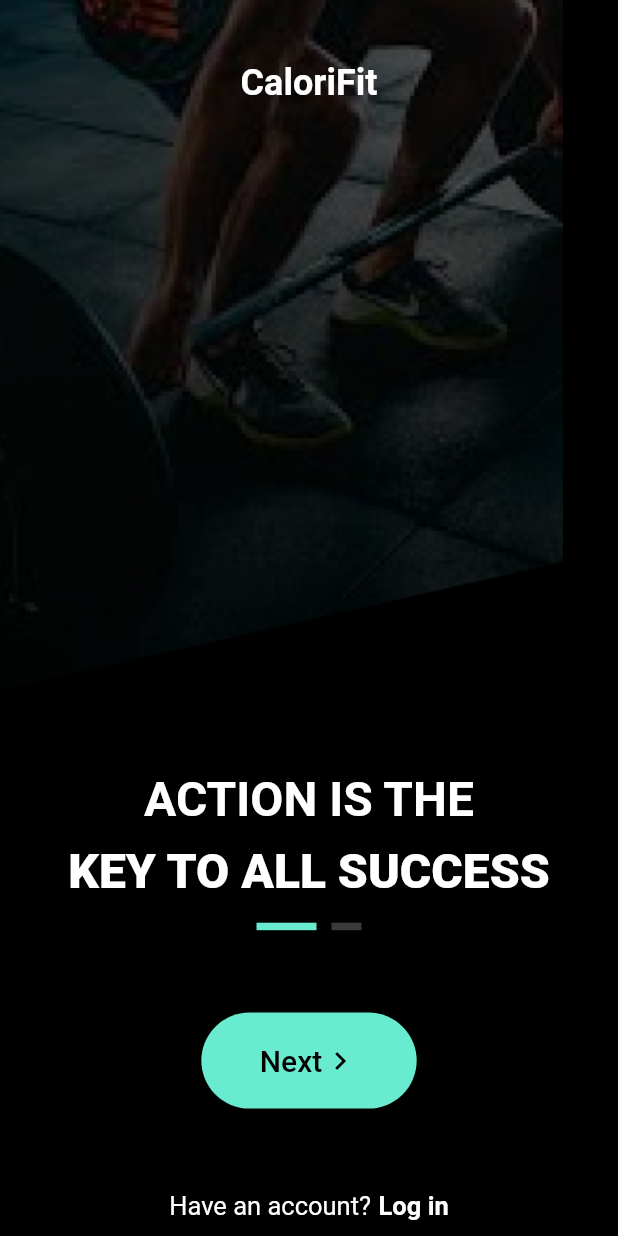
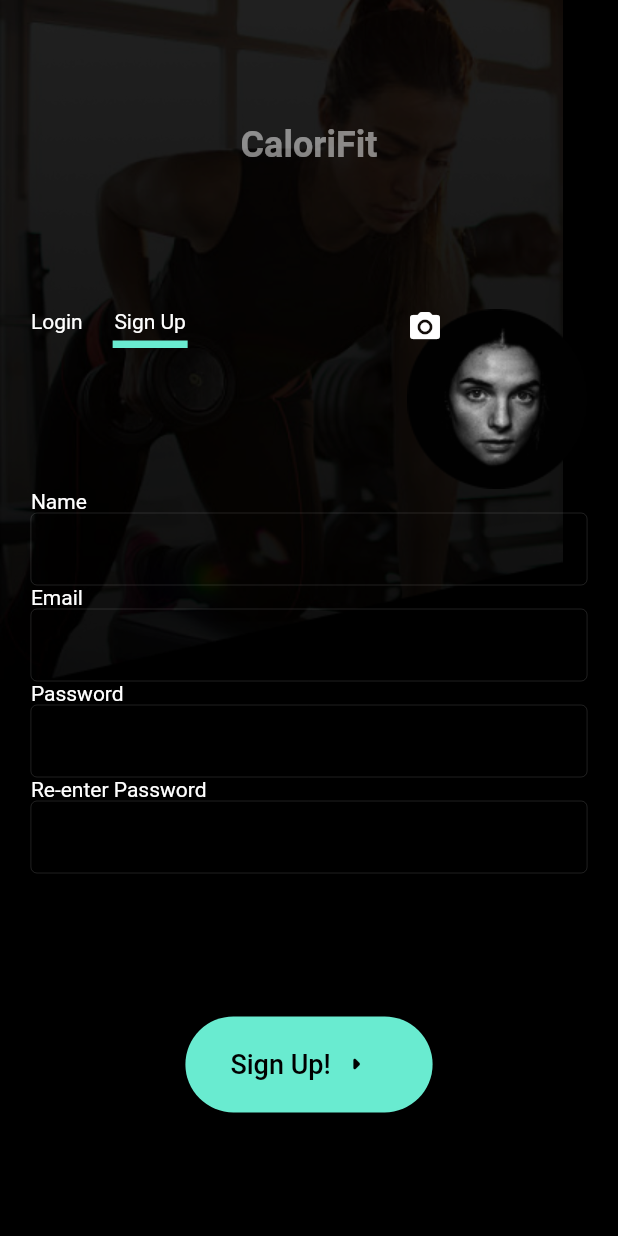
Before and after one commit to deadinside1880/CaloriFit, a Flutter app: the OnboardingScreen screen opened directly, after a tap on "Next", on a phone screen of 412 x 824 dp. Run offline on Flutter 3.47's test engine with Material 2 defaults, Android fonts, the phone set to English and light mode, and no system bars.

Commit message:
initial sign up page

```diff
--- a/lib/Widgets/CaloriFitTitle.dart
+++ b/lib/Widgets/CaloriFitTitle.dart
@@ -2,14 +2,15 @@ import 'package:flutter/src/widgets/framework.dart';
 import 'package:flutter/material.dart';
 
 class CaloriFitTitle extends StatelessWidget {
-  const CaloriFitTitle({super.key});
+  final Color color;
+  const CaloriFitTitle({super.key, required this.color});
 
   @override
   Widget build(BuildContext context) {
-    return const Text(
+    return Text(
                             "CaloriFit",
                             textAlign: TextAlign.center,
-                            style: TextStyle(fontSize: 24, fontWeight: FontWeight.bold, color: Colors.white),
+                            style: TextStyle(fontSize: 24, fontWeight: FontWeight.bold, color: color),
                              );
   }
 }
--- /dev/null
+++ b/lib/Widgets/TextInputField.dart
@@ -0,0 +1,35 @@
+import 'package:flutter/material.dart';
+
+class TextInputField extends StatelessWidget {
+  final TextEditingController tec;
+  final bool isPass;
+  final String hintText;
+  final TextInputType tit;
+
+  const TextInputField(
+      {Key? key,
+      this.hintText = "",
+      this.isPass = false,
+      required this.tec,
+      required this.tit})
+      : super(key: key);
+
+  @override
+  Widget build(BuildContext context) {
+    final inputBorder =
+        OutlineInputBorder(borderSide: Divider.createBorderSide(context));
+    return TextField(
+      controller: tec,
+      decoration: InputDecoration(
+        hintText: hintText,
+        border: inputBorder,
+        focusedBorder: inputBorder,
+        enabledBorder: inputBorder,
+        filled: false,
+        contentPadding: const EdgeInsets.all(8),
+      ),
+      obscureText: isPass,
+      keyboardType: tit,
+    );
+  }
+}
--- a/lib/screens/launchscreen.dart
+++ b/lib/screens/launchscreen.dart
@@ -21,7 +21,7 @@ class LaunchScreen extends StatelessWidget {
                             flex: 1,
                             child: Container(),
                             ),
-                        const CaloriFitTitle(),
+                        const CaloriFitTitle(color: Colors.white),
                         SizedBox(height: MediaQuery.of(context).size.height/25),
                         const Text("Not your average calorie counting app", style: onboardingText, textAlign: TextAlign.center,),
                         SizedBox(height: MediaQuery.of(context).size.height/10),
--- a/lib/screens/onboarding.dart
+++ b/lib/screens/onboarding.dart
@@ -1,4 +1,5 @@
 import 'package:calori_fit/Widgets/CaloriFitTitle.dart';
+import 'package:calori_fit/screens/signupscreen.dart';
 import 'package:calori_fit/styles/Colors.dart';
 import 'package:calori_fit/styles/Styles.dart';
 import 'package:flutter/material.dart';
@@ -27,7 +28,7 @@ class _OnboardingScreenState extends State<OnboardingScreen> {
                   crossAxisAlignment: CrossAxisAlignment.center,
                   children: [
                     SizedBox(height: MediaQuery.of(context).size.width/10),
-                    const CaloriFitTitle(),
+                    const CaloriFitTitle(color: Colors.white),
                     Flexible(flex: 1, child: Container()),
                     const Text("ACTION IS THE", style: onboardingText, textAlign: TextAlign.center),
                     const SizedBox(height: 10),
@@ -51,7 +52,7 @@ class _OnboardingScreenState extends State<OnboardingScreen> {
                     Container(
                       padding: EdgeInsets.symmetric(horizontal: MediaQuery.of(context).size.width/4 -10),
                       child: InkWell(
-                        onTap: () {},
+                        onTap: () => Navigator.of(context).push(MaterialPageRoute(builder: (context)=> const SignUpScreen())),
                         child: Container(
 
                           padding: const EdgeInsets.symmetric(vertical: 20),
@@ -67,7 +68,7 @@ class _OnboardingScreenState extends State<OnboardingScreen> {
                                   fontWeight: FontWeight.w500),
                                 textAlign: TextAlign.center
                               ),
-                              Icon(Icons.keyboard_arrow_right, color: Colors.black,)
+                              Icon(Icons.arrow_right_rounded, color: Colors.black,)
                                 ]
                           ),
                         ),
--- /dev/null
+++ b/lib/screens/signupscreen.dart
@@ -0,0 +1,89 @@
+import 'package:calori_fit/Widgets/CaloriFitTitle.dart';
+import 'package:calori_fit/Widgets/TextInputField.dart';
+import 'package:calori_fit/styles/Styles.dart';
+import 'package:flutter/material.dart';
+
+import '../styles/Colors.dart';
+
+class SignUpScreen extends StatefulWidget {
+  const SignUpScreen({super.key});
+
+  @override
+  State<SignUpScreen> createState() => _SignUpScreenState();
+}
+
+class _SignUpScreenState extends State<SignUpScreen> {
+  final TextEditingController _nameController = TextEditingController();
+  final TextEditingController _emailController = TextEditingController();
+  final TextEditingController _passwordController = TextEditingController();
+  final TextEditingController _passwordAgainController = TextEditingController();
+  @override
+  Widget build(BuildContext context) {
+    return Scaffold(
+      body: Stack(
+        children: [
+          const Image(image: AssetImage("lib/assets/Background3.png")),
+          Container(
+            padding: EdgeInsets.symmetric(horizontal: MediaQuery.of(context).size.width/20),
+            child: Column(
+              crossAxisAlignment: CrossAxisAlignment.start,
+              children: [
+                SizedBox(height: MediaQuery.of(context).size.height/10),
+                const Center(child: CaloriFitTitle(color: Color.fromRGBO(255, 255, 255, 0.5))),
+                Flexible(flex:1, child: Container()),
+                Row(
+                  crossAxisAlignment: CrossAxisAlignment.start,
+                  children: [
+                    const Text("Login"),
+                    const SizedBox(width: 20,),
+                    Column(
+                      children: [
+                        const Text("Sign Up"),
+                        const SizedBox(height: 5,),
+                        Container(color: maingreen,width: 50,height: 5,)
+                      ],
+                    ),
+                    Flexible(child: Container(),),
+                    Stack(
+                      children: const [
+                        Image(image: AssetImage("lib/assets/DefaultPP.png")),
+                        Icon(Icons.camera_alt_rounded)
+                      ],
+                    )
+                  ],
+                ),
+                const Text("Name", textAlign: TextAlign.start,),
+                TextInputField( tec: _nameController, tit: TextInputType.text),
+                const Text("Email", textAlign: TextAlign.start,),
+                TextInputField( tec: _emailController, tit: TextInputType.emailAddress),
+                const Text("Password", textAlign: TextAlign.start,),
+                TextInputField( tec: _passwordController, tit: TextInputType.text, isPass: true),
+                const Text("Re-enter Password", textAlign: TextAlign.start,),
+                TextInputField( tec: _passwordAgainController, tit: TextInputType.text, isPass: true,),
+                Flexible(flex: 1, child: Container()),
+                Container(
+                  padding: EdgeInsets.symmetric(horizontal: MediaQuery.of(context).size.width/4),
+                  child: InkWell(
+                    onTap: () {},
+                    child: Container(
+                      padding: const EdgeInsets.symmetric(horizontal: 30, vertical: 20),
+                      decoration: buttonShapeDecor,
+                      child:  Row(
+                        children: const [
+                          Text("Sign Up!", style: TextStyle(color: Colors.black, fontSize: 18, fontWeight: FontWeight.w500),),
+                          SizedBox(width: 5,),
+                          Icon(Icons.arrow_right_rounded, color: Colors.black,),
+                        ],
+                      ),
+                    ),
+                  ),
+                ),
+                SizedBox(height: MediaQuery.of(context).size.height/10)
+              ],
+            ),
+          )
+        ],
+      ),
+    );
+  }
+}
```
Also changed, not shown: lib/assets/DefaultPP.png (added), lib/screens/loginscreen.dart (added).
